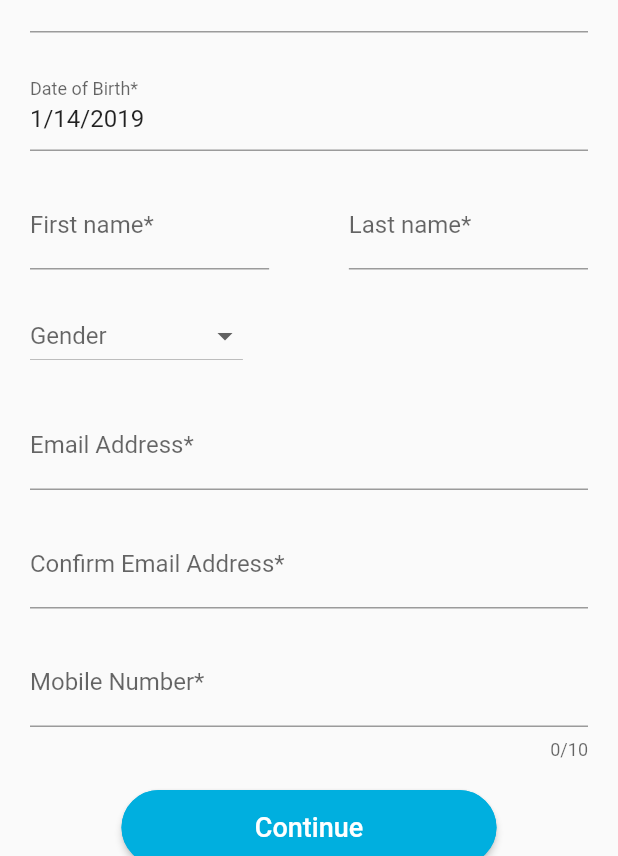
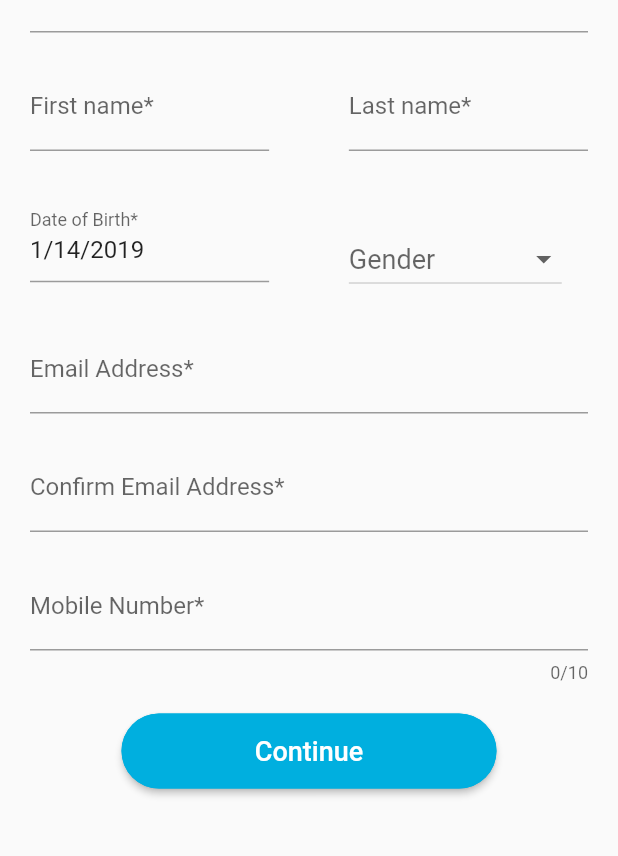
Before and after one commit to Ahmed-Husnein-Choudhury/Flutter-app-1, a Flutter app: the MemberRegistration screen opened by its route, on a phone screen of 412 x 824 dp, the part 380-1236 px from its top. Run offline on Flutter 3.47's test engine with Material 2 defaults, Android fonts, the phone set to English and light mode, and no system bars; our stand-ins replace camera, image_picker, percent_indicator, shared_preferences, video_player; missing offline and left inert: flutter_cupertino_date_picker, simple_permissions; accounts and stored records are empty.

```diff
--- a/lib/routes.dart
+++ b/lib/routes.dart
@@ -21,6 +21,7 @@ import 'package:medicaid/screens/check_in_here_with_us.dart';
 import 'package:medicaid/screens/all_information_confirmed.dart';
 import 'package:medicaid/screens/not_correct_location.dart';
 import 'package:medicaid/screens/biometric_camera.dart';
+import 'package:medicaid/screens/healthplan_ID.dart';
 
 class Routes {
 
@@ -48,5 +49,6 @@ class Routes {
     InformationConfirmed.routeName: (context) => InformationConfirmed(),
     NotCorrectLocation.routeName: (context) => NotCorrectLocation(),
     BiometricCamera.routeName: (context) => BiometricCamera(),
+    HealthPlanID.routeName: (context) => HealthPlanID()
   };
 }
--- a/lib/screens/biometric_camera.dart
+++ b/lib/screens/biometric_camera.dart
@@ -2,8 +2,8 @@ import 'dart:io';
 import 'package:flutter/services.dart';
 import 'package:camera/camera.dart';
 import 'package:flutter/material.dart';
-import 'package:flutter/services.dart';
 import 'package:medicaid/main.dart';
+import 'package:medicaid/screens/facial_login.dart';
 import 'package:medicaid/screens/voice_registration_set_up.dart';
 import 'package:medicaid/utils/common_widgets.dart';
 import 'package:path_provider/path_provider.dart';
@@ -361,6 +361,8 @@ class _CameraState extends State<BiometricCamera>{
                             //_openCamera();
                           }
                               : () {
+
+                           // cameras.clear();
                             Navigator.push(
                                 context,
                                 MaterialPageRoute(
--- a/lib/screens/member_registration.dart
+++ b/lib/screens/member_registration.dart
@@ -6,10 +6,9 @@ import 'dart:convert';
 import 'package:medicaid/screens/member_verification.dart';
 import 'package:medicaid/utils/common_widgets.dart';
 
-String fullName,phoneNumber;
+String fullName, phoneNumber;
 
 class MemberRegistration extends StatefulWidget {
-
   // defining the route here
   static final String routeName = "/memberRegistration";
 
@@ -18,20 +17,27 @@ class MemberRegistration extends StatefulWidget {
 }
 
 class _MemberRegistrationState extends State<MemberRegistration> {
-
   // global form key to validate input fields
   GlobalKey<FormState> formKey = new GlobalKey();
   bool _validate = false;
   List<String> _genderOptions = new List<String>();
 
   // form fields
-  String memberId, dateOfBirth, gender, email, confirmEmail, mobileNumber, processedGender, firstName, lastName;
+  String memberId,
+      dateOfBirth,
+      gender,
+      email,
+      confirmEmail,
+      mobileNumber,
+      processedGender,
+      firstName,
+      lastName;
 
   int _year;
   int _month;
   int _date;
   String _format = 'mm-dd-yyyy';
-  bool isDateButtonDisabled=false;
+  bool isDateButtonDisabled = false;
 
   // controller for dateOfBirth
   final dobController = new TextEditingController();
@@ -58,16 +64,14 @@ class _MemberRegistrationState extends State<MemberRegistration> {
         context: context,
         builder: (BuildContext context) {
           return AlertDialog(
-          shape: OutlineInputBorder(
-              borderRadius: BorderRadius.circular(20.0)
-          ),
+            shape:
+                OutlineInputBorder(borderRadius: BorderRadius.circular(20.0)),
             title: Text(
               "Invalid Date",
               style: TextStyle(
                   color: Colors.red,
                   fontWeight: FontWeight.bold,
-              fontSize: 16.0
-            ),
+                  fontSize: 16.0),
             ),
             content: Text(
               "You can't choose a future date!!!",
@@ -81,17 +85,11 @@ class _MemberRegistrationState extends State<MemberRegistration> {
                       color: Color(0XFF00AFDF),
                     ),
                   ),
-                child: Text(
-                    "Close",
-                    style: TextStyle(
-                        color: Colors.white,
-                        fontSize: 15.0
-                    )
-                ),
+                  child: Text("Close",
+                      style: TextStyle(color: Colors.white, fontSize: 15.0)),
                   onPressed: () {
                     Navigator.of(context).pop();
-                }
-            )
+                  })
               /*new FlatButton(
               child: new Text("Close"),
               onPressed: () {
@@ -100,8 +98,7 @@ class _MemberRegistrationState extends State<MemberRegistration> {
             ),*/
             ],
           );
-      }
-    );
+        });
   }
 
   // alert dialog if email and confirm email do not match
@@ -110,16 +107,14 @@ class _MemberRegistrationState extends State<MemberRegistration> {
         context: context,
         builder: (BuildContext context) {
           return AlertDialog(
-            shape: OutlineInputBorder(
-                borderRadius: BorderRadius.circular(20.0)
-            ),
+            shape:
+                OutlineInputBorder(borderRadius: BorderRadius.circular(20.0)),
             title: Text(
               "Email Mismatch!",
               style: TextStyle(
                   color: Colors.red,
                   fontWeight: FontWeight.bold,
-                  fontSize: 16.0
-              ),
+                  fontSize: 16.0),
             ),
             content: Text(
               "Your given email and confirm email do not match each other",
@@ -133,21 +128,14 @@ class _MemberRegistrationState extends State<MemberRegistration> {
                       color: Color(0XFF00AFDF),
                     ),
                   ),
-                  child: Text(
-                      "Close",
-                      style: TextStyle(
-                          color: Colors.white,
-                          fontSize: 15.0
-                      )
-                  ),
+                  child: Text("Close",
+                      style: TextStyle(color: Colors.white, fontSize: 15.0)),
                   onPressed: () {
                     Navigator.of(context).pop();
-                  }
-              )
+                  })
             ],
           );
-        }
-    );
+        });
   }
 
   // success alert upon compilation of member registration
@@ -157,21 +145,18 @@ class _MemberRegistrationState extends State<MemberRegistration> {
       barrierDismissible: false,
       builder: (BuildContext context) {
         return AlertDialog(
-          shape: OutlineInputBorder(
-              borderRadius: BorderRadius.circular(20.0)
-          ),
+            shape:
+                OutlineInputBorder(borderRadius: BorderRadius.circular(20.0)),
             title: Center(
               child: Column(
                 children: <Widget>[
                   Text(
                     'Verification Error',
                     style: TextStyle(
-                    color: Colors.red,
-                    fontWeight: FontWeight.bold
-                  ),
+                        color: Colors.red, fontWeight: FontWeight.bold),
                   ),
                   Padding(
-                  padding: EdgeInsets.only(top:10.0),
+                    padding: EdgeInsets.only(top: 10.0),
                   ),
                   Divider(
                     height: 2.0,
@@ -182,14 +167,12 @@ class _MemberRegistrationState extends State<MemberRegistration> {
             content: Container(
               height: 180.0,
               child: Column(
-              children : <Widget>[
+                children: <Widget>[
                   Text(
                     "Please recheck the information entered and resubmit. If you continue to receive this message,"
                         "please contact us at Customer Service (880) 555-2222",
                     textAlign: TextAlign.center,
-                  style: TextStyle(
-                    fontSize: 15.0
-                  ),
+                    style: TextStyle(fontSize: 15.0),
                   ),
                   spacer(gapHeight: 25.0),
                   RaisedButton(
@@ -200,21 +183,15 @@ class _MemberRegistrationState extends State<MemberRegistration> {
                           color: Color(0XFF00AFDF),
                         ),
                       ),
-                    child: Text(
-                        "Ok",
-                        style: TextStyle(
-                            color: Colors.white,
-                            fontSize: 15.0
-                        )
-                    ),
+                      child: Text("Ok",
+                          style:
+                              TextStyle(color: Colors.white, fontSize: 15.0)),
                       onPressed: () {
                         Navigator.of(context).pop();
-                    }
-                )
+                      })
                 ],
               ),
-          )
-        );
+            ));
       },
     );
   }
@@ -235,8 +212,8 @@ class _MemberRegistrationState extends State<MemberRegistration> {
 
   // send data to server
   Future _sendDataToServer() async {
-    fullName=firstName+lastName;
-    phoneNumber=mobileNumber;
+    fullName = firstName + lastName;
+    phoneNumber = mobileNumber;
     // url to hit
     final String url = "${baseUrl}/api/v1/verify_member_account/";
 
@@ -250,14 +227,12 @@ class _MemberRegistrationState extends State<MemberRegistration> {
       "primary_phone_number": this.mobileNumber,
     };
 
-    var response = await post(
-        Uri.parse(url),
+    var response = await post(Uri.parse(url),
         headers: {
           "Accept": "application/json",
           "Content-Type": "application/json"
         },
-        body: json.encode(body)
-    );
+        body: json.encode(body));
 
     print(response);
 
@@ -265,7 +240,10 @@ class _MemberRegistrationState extends State<MemberRegistration> {
       Navigator.push(
         context,
         MaterialPageRoute(
-          builder: (context) => MemberVerification(memberId: this.memberId, email: this.email, mobile: this.mobileNumber),
+          builder: (context) => MemberVerification(
+              memberId: this.memberId,
+              email: this.email,
+              mobile: this.mobileNumber),
         ),
       );
     } else {
@@ -276,7 +254,7 @@ class _MemberRegistrationState extends State<MemberRegistration> {
   /// Display date picker.
   void _showDatePicker() {
     setState(() {
-      isDateButtonDisabled=true;
+      isDateButtonDisabled = true;
     });
     print("logging from date picker");
     DatePicker.showDatePicker(
@@ -316,8 +294,7 @@ class _MemberRegistrationState extends State<MemberRegistration> {
       },
     );
     setState(() {
-      isDateButtonDisabled=false;
-
+      isDateButtonDisabled = false;
     });
   }
 
@@ -427,8 +404,7 @@ class _MemberRegistrationState extends State<MemberRegistration> {
             title: "Email Mismatch",
             content: "The confirmed email do not match with the given email",
             confirmationText: "Ok",
-          height: 120.0
-        );
+            height: 120.0);
       }
     } else {
       setState(() {
@@ -460,7 +436,7 @@ class _MemberRegistrationState extends State<MemberRegistration> {
       keyboardType: TextInputType.datetime,
       controller: dobController,
       textInputAction: TextInputAction.none,
-      onTap: !isDateButtonDisabled?_showDatePicker:null,
+      onTap: !isDateButtonDisabled ? _showDatePicker : null,
       focusNode: FocusNode(),
       decoration: InputDecoration(
         labelText: "Date of Birth*",
@@ -479,7 +455,7 @@ class _MemberRegistrationState extends State<MemberRegistration> {
   }
 
   // member id widget
-  Widget memberIdField () {
+  Widget memberIdField() {
     return Container(
       alignment: Alignment.topLeft,
       child: TextFormField(
@@ -502,9 +478,7 @@ class _MemberRegistrationState extends State<MemberRegistration> {
       onSaved: (String firstName) {
         this.firstName = firstName;
       },
-      decoration: InputDecoration(
-          labelText: "First name*"
-      ),
+      decoration: InputDecoration(labelText: "First name*"),
     );
   }
 
@@ -515,9 +489,7 @@ class _MemberRegistrationState extends State<MemberRegistration> {
       onSaved: (String lastName) {
         this.lastName = lastName;
       },
-      decoration: InputDecoration(
-          labelText: "Last name*"
-      ),
+      decoration: InputDecoration(labelText: "Last name*"),
     );
   }
 
@@ -531,8 +503,7 @@ class _MemberRegistrationState extends State<MemberRegistration> {
             flex: 3,
           ),
           Expanded(
-            child: SizedBox(
-            ),
+            child: SizedBox(),
             flex: 1,
           ),
           Expanded(
@@ -551,25 +522,22 @@ class _MemberRegistrationState extends State<MemberRegistration> {
   }
 
   // gender widget
-  Widget genderWidget () {
+  Widget genderWidget() {
     return Row(
       mainAxisAlignment: MainAxisAlignment.start,
       children: <Widget>[
         Container(
+          padding: EdgeInsets.only(top: 28.0),
             child: DropdownButton(
-              hint: Text("Gender"),
+          hint: Text("Gender",style: TextStyle(fontSize:18.0 ),),
           value: gender,
           items: _genderOptions.map((String gender) {
-                return DropdownMenuItem(
-                    value: gender,
-                    child: Text(""+gender)
-                );
+            return DropdownMenuItem(value: gender, child: Text("" + gender));
           }).toList(),
           onChanged: (String gender) {
             _setGender(gender);
           },
-            )
-        )
+        ))
       ],
     );
   }
@@ -582,9 +550,7 @@ class _MemberRegistrationState extends State<MemberRegistration> {
       onSaved: (String email) {
         this.email = email;
       },
-      decoration: InputDecoration(
-          labelText: "Email Address*"
-      ),
+      decoration: InputDecoration(labelText: "Email Address*"),
     );
   }
 
@@ -596,9 +562,7 @@ class _MemberRegistrationState extends State<MemberRegistration> {
       onSaved: (String confirmedEmail) {
         this.confirmEmail = confirmedEmail;
       },
-      decoration: InputDecoration(
-          labelText: "Confirm Email Address*"
-      ),
+      decoration: InputDecoration(labelText: "Confirm Email Address*"),
     );
   }
 
@@ -608,13 +572,10 @@ class _MemberRegistrationState extends State<MemberRegistration> {
       keyboardType: TextInputType.phone,
       maxLength: 10,
       validator: validatePhoneNumber,
-
       onSaved: (String phoneNumber) {
         this.mobileNumber = phoneNumber;
       },
-      decoration: InputDecoration(
-          labelText: "Mobile Number*"
-      ),
+      decoration: InputDecoration(labelText: "Mobile Number*"),
     );
   }
 
@@ -628,10 +589,7 @@ class _MemberRegistrationState extends State<MemberRegistration> {
         onPressed: saveMemberInfo,
         child: Text(
           "Continue",
-          style: TextStyle(
-              fontSize: 18.0,
-              color: Colors.white
-          ),
+          style: TextStyle(fontSize: 18.0, color: Colors.white),
         ),
         shape: StadiumBorder(
           side: BorderSide(
@@ -660,11 +618,11 @@ class _MemberRegistrationState extends State<MemberRegistration> {
                 spacer(gapHeight: 20.0),
                 memberIdField(),
                 spacer(gapHeight: 20.0),
-              dobField(context),
-              spacer(gapHeight: 20.0),
                 nameFieldRow(),
                 spacer(gapHeight: 20.0),
-              genderWidget(),
+                dobFieldGenderRow(context),
+//              spacer(gapHeight: 20.0),
+//              genderWidget(),
                 spacer(gapHeight: 20.0),
                 emailField(),
                 spacer(gapHeight: 20.0),
@@ -676,7 +634,25 @@ class _MemberRegistrationState extends State<MemberRegistration> {
                 spacer(gapHeight: 20.0),
               ],
             ),
+          )),
+    );
+  }
+
+  Widget dobFieldGenderRow(BuildContext context) {
+    return Container(
+      child: Row(
+       // crossAxisAlignment: CrossAxisAlignment.baseline,
+        children: <Widget>[
+          Expanded(
+            child: dobField(context),
+            flex: 3,
+          ),
+          Expanded(child: SizedBox(),flex: 1,),
+          Expanded(
+            child: genderWidget(),
+            flex: 3,
           )
+        ],
       ),
     );
   }
--- a/lib/screens/voice_registration_set_up.dart
+++ b/lib/screens/voice_registration_set_up.dart
@@ -84,7 +84,9 @@ class _State extends State<VoiceRegistrationSetUp> {
     prefs.setBool("is registered", response);
 
     response
-        ? Navigator.of(context).pushNamed(FacialLogin.routeName)
+        ?
+    Navigator.of(context).pushNamed(FacialLogin.routeName)
+    //Navigator.of(context).pushNamed(VoiceLogin.routeName)
         : "not working";
   }
 
--- a/pubspec.yaml
+++ b/pubspec.yaml
@@ -49,6 +49,7 @@ flutter:
   assets:
     - assets/logo.png
     - assets/bhold_static_loading.jpg
+    - assets/sample_healthplan_id.png
   #  - images/a_dot_ham.jpeg
 
   # An image asset can refer to one or more resolution-specific "variants", see
```
Also changed, not shown: lib/screens/facial_login.dart (+15 -0 lines), lib/screens/healthplan_ID.dart (added, +105 -0 lines), lib/screens/home_page.dart (+12 -4 lines). Lines whose indentation alone changed are shown as unchanged.
